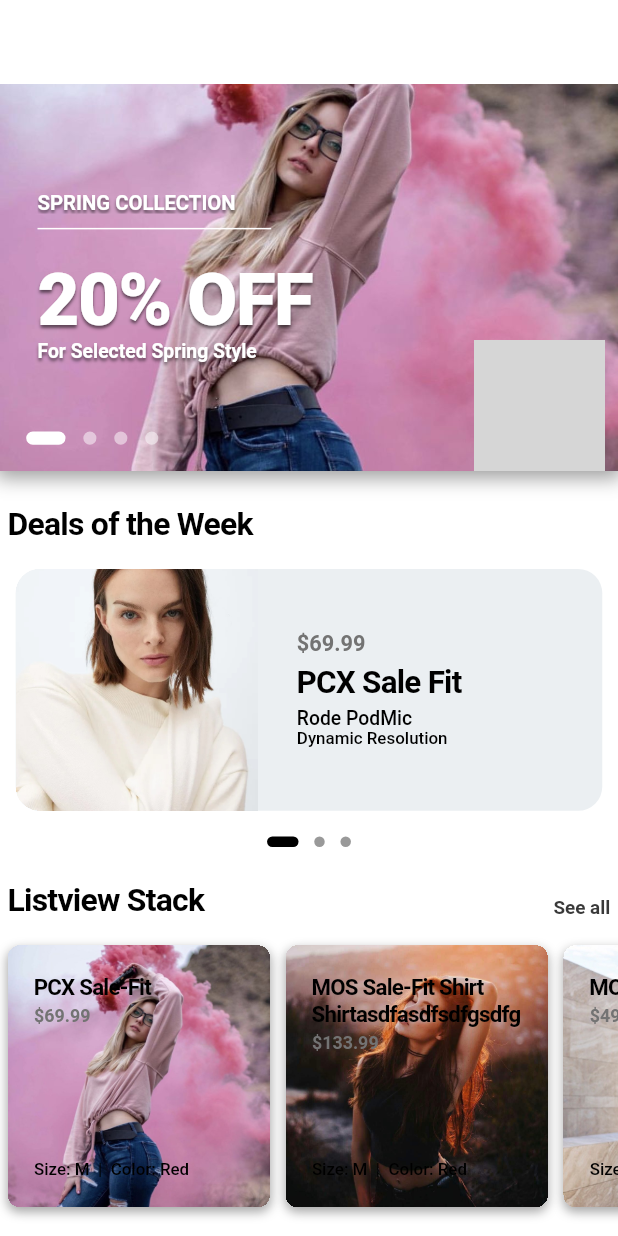
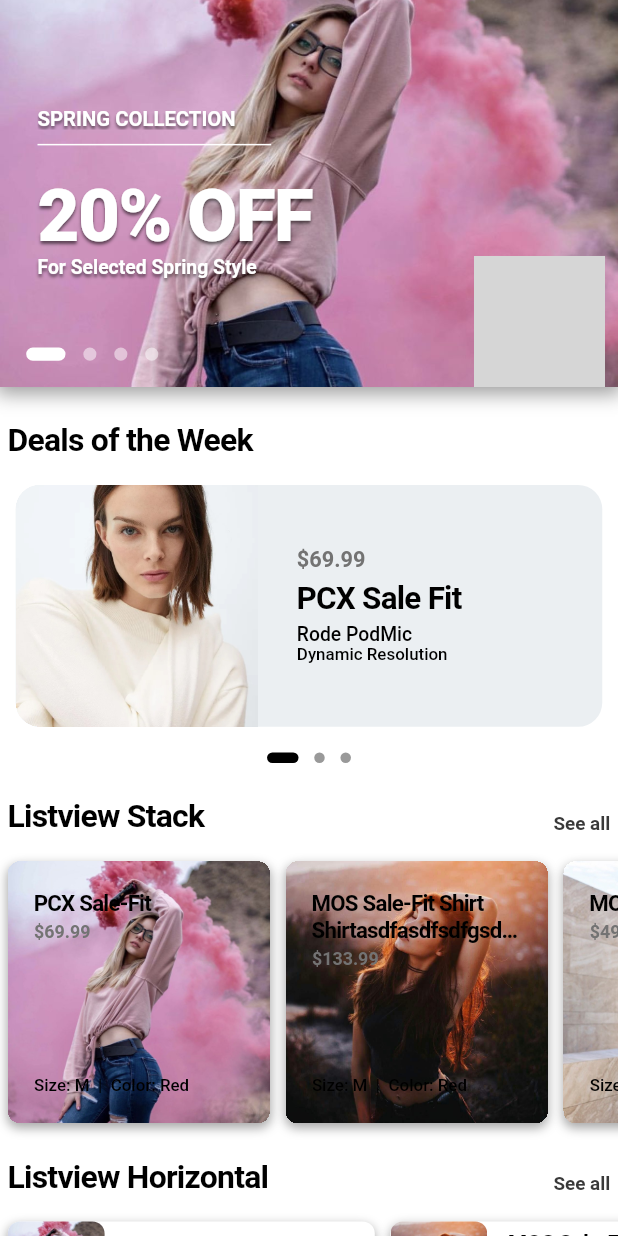
Before and after one commit to stdxpe/ecommerce_shopping_project, a Flutter app: the screen it shows after launch, on a phone screen of 412 x 824 dp. Run offline on Flutter 3.47's test engine with Material 3 defaults, Android fonts, the phone set to English and light mode, and no system bars; drawn by our look-alikes of card_swiper, smooth_page_indicator; our stand-ins replace device_preview, flutter_screenutil; missing offline and left inert: flutter_any_logo; grey boxes are pictures that could not be loaded.

Commit message:
minor import adjustments

```diff
--- a/lib/main.dart
+++ b/lib/main.dart
@@ -2,6 +2,7 @@
 // ignore_for_file: unused_import
 
 import 'package:device_preview/device_preview.dart';
+import 'package:ecommerce_shopping_project/utilities/utilities_library_imports.dart';
 import 'package:flutter/foundation.dart';
 import 'package:flutter/material.dart';
 
@@ -16,6 +17,7 @@ import 'package:ecommerce_shopping_project/ui/screens/splash_screen.dart';
 import 'package:ecommerce_shopping_project/ui/screens/wishlist_screen.dart';
 import 'package:ecommerce_shopping_project/ui/widgets/dark_mode_transition/dark_sample.dart';
 import 'package:ecommerce_shopping_project/utilities/screen_util_setup.dart';
+import 'package:flutter/services.dart';
 
 void main() {
   runApp(
--- a/lib/models/dummy_product_list.dart
+++ b/lib/models/dummy_product_list.dart
@@ -7,7 +7,8 @@ var dummyProductList = [
     mainPhoto: 'assets/images/pose1.jpg',
   ),
   Product(
-    title: 'MOS Sale-Fit Shirt Shirtasdfasdfsdfgsdfg',
+    title:
+        'MOS Sale-Fit Shirt Shirtasdfasdfsdfgsdfg Shirtasdfasdfsdfgsdfg Shirtasdfasdfsdfgsdfg Shirtasdfasdfsdfgsdfg',
     price: 133.99,
     mainPhoto: 'assets/images/pose2.jpg',
   ),
--- a/lib/ui/screens/home_screen.dart
+++ b/lib/ui/screens/home_screen.dart
@@ -1,14 +1,7 @@
-import 'package:card_swiper/card_swiper.dart';
-import 'package:ecommerce_shopping_project/ui/widgets/sliders/product_card_deals_slider.dart';
 import 'package:flutter/material.dart';
-import 'package:flutter_screenutil/flutter_screenutil.dart';
-import 'package:smooth_page_indicator/smooth_page_indicator.dart';
 
 import 'package:ecommerce_shopping_project/models/dummy_product_list.dart';
 import 'package:ecommerce_shopping_project/models/dummy_product_short_list.dart';
-import 'package:ecommerce_shopping_project/models/product.dart';
-import 'package:ecommerce_shopping_project/ui/widgets/app_bar_main.dart';
-import 'package:ecommerce_shopping_project/ui/widgets/cards/product_card_deals.dart';
 import 'package:ecommerce_shopping_project/ui/widgets/listviews_and_gridviews/gridview_product_card_vertical.dart';
 import 'package:ecommerce_shopping_project/ui/widgets/listviews_and_gridviews/horizontal_listview_product_card_alternate.dart';
 import 'package:ecommerce_shopping_project/ui/widgets/listviews_and_gridviews/horizontal_listview_product_card_horizontal.dart';
@@ -17,7 +10,7 @@ import 'package:ecommerce_shopping_project/ui/widgets/listviews_and_gridviews/ho
 import 'package:ecommerce_shopping_project/ui/widgets/listviews_and_gridviews/vertical_listview_product_card_horizontal_detailed.dart';
 import 'package:ecommerce_shopping_project/ui/widgets/listviews_and_gridviews/vertical_listview_product_card_horizontal_mini.dart';
 import 'package:ecommerce_shopping_project/ui/widgets/sliders/banner_slider.dart';
-import 'package:ecommerce_shopping_project/ui/widgets/text_custom.dart';
+import 'package:ecommerce_shopping_project/ui/widgets/sliders/product_card_deals_slider.dart';
 import 'package:ecommerce_shopping_project/ui/widgets/titles/title_with_text_button.dart';
 import 'package:ecommerce_shopping_project/utilities/utilities_library_imports.dart';
 
@@ -29,7 +22,7 @@ class HomeScreen extends StatelessWidget {
   @override
   Widget build(BuildContext context) {
     return Scaffold(
-      appBar: const AppBarMain(),
+      // appBar: const AppBarMain(),
       body: SafeArea(
         child: ListView(
           padding: EdgeInsets.zero,
@@ -68,18 +61,18 @@ class HomeScreen extends StatelessWidget {
               // isCardElevated: false,
               productsList: dummyProductList,
               cardWidth: 700,
-              cardHeight: 190,
+              cardHeight: 200,
               paddingMain: Constants.kMainPaddingHorizontal,
               paddingBetweenElements: Constants.kMainSpacingBTWCardsHorizontal,
             ),
-            const SizedBox(height: 15),
+            // const SizedBox(height: 15),
             TitleWithTextButton(
               onPressed: () {},
               title: 'Listview Horizontal Mini',
               buttonText: AppStrings.collectionTitleRightButton,
             ),
             VerticalListviewProductCardHorizontalMini(
-              isCardElevated: true,
+              // isCardElevated: false,
               productsList: dummyProductShortList,
               cardHeight: 200,
               paddingMain: Constants.kMainPaddingHorizontal,
@@ -104,7 +97,7 @@ class HomeScreen extends StatelessWidget {
               buttonText: AppStrings.collectionTitleRightButton,
             ),
             HorizontalListviewProductCardVertical(
-              isCardElevated: true,
+              // isCardElevated: false,
               productsList: dummyProductList,
               itemCountOnRow: 2,
               paddingMain: Constants.kMainPaddingHorizontal,
```
